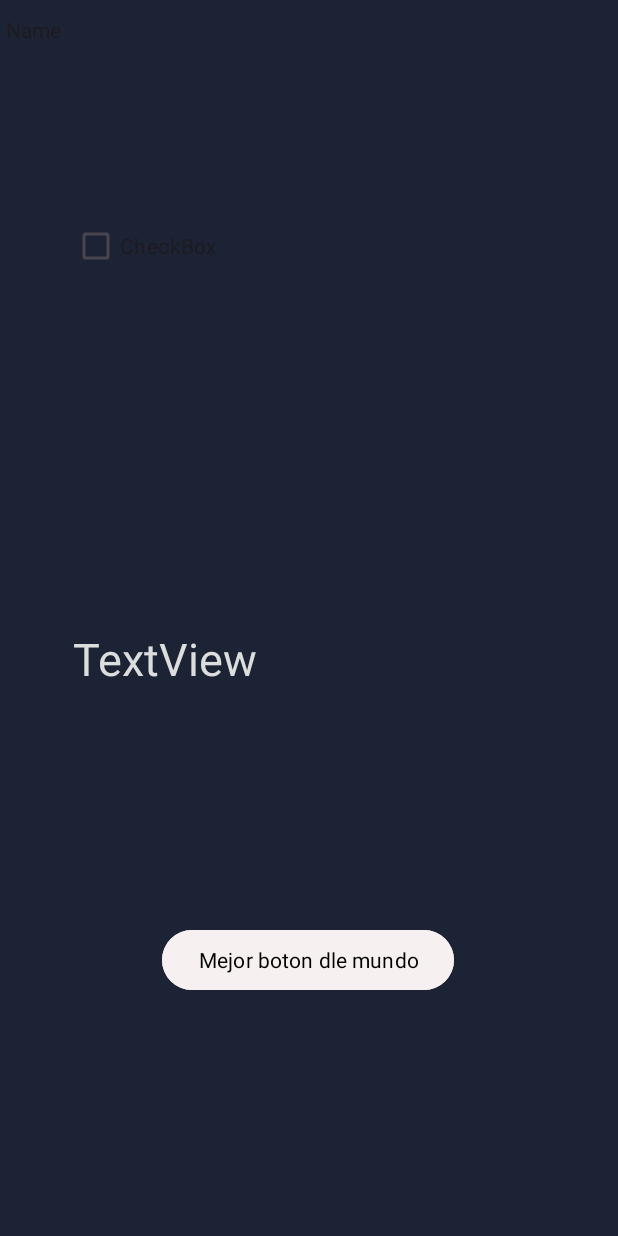
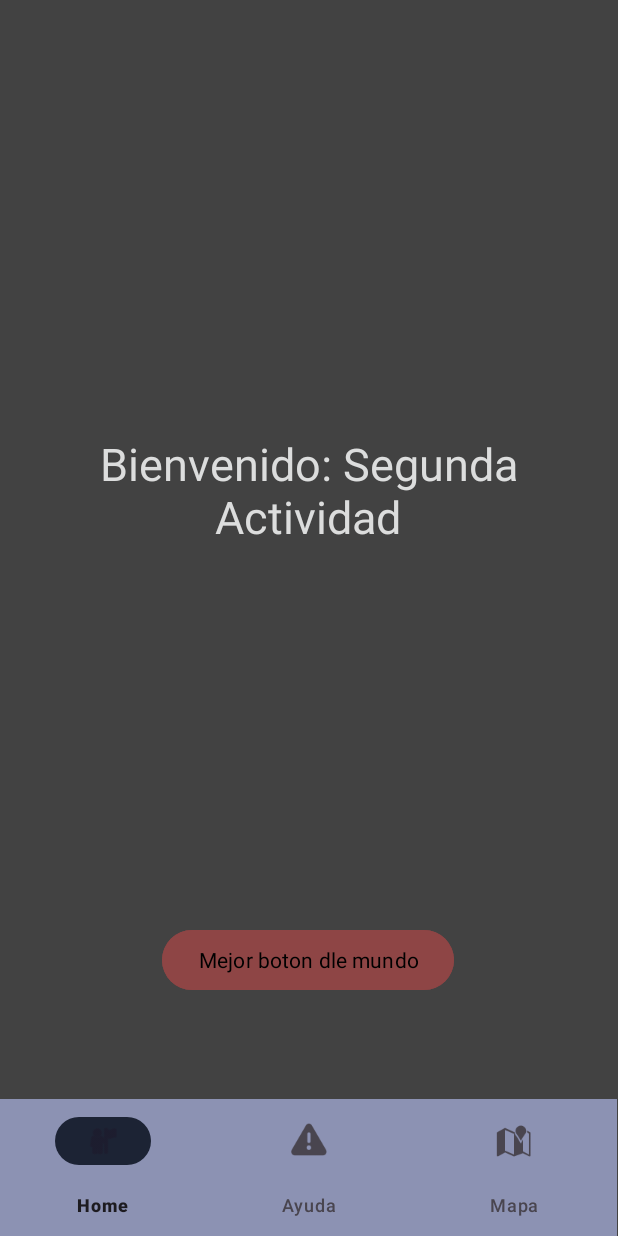
Before and after one commit to Maxximio/Dispositivos-Moviles, an Android app: the layout activity_main2.xml on its own in the app's theme, with its tools: preview values and no code run, on a phone screen of 412 x 824 dp. Run offline under Robolectric (Android 15) with nearby library versions, the phone set to English and light mode, and no system bars; Roboto replaces fonts that are not available here.

Commit message:
menu navigation

```diff
--- a/app/src/main/AndroidManifest.xml
+++ b/app/src/main/AndroidManifest.xml
@@ -13,12 +13,12 @@
         android:theme="@style/Theme.DispositivosMoviles"
         tools:targetApi="31">
         <activity
-            android:name=".ui.activities.PedidosActivity"
+            android:name=".ui.activities.MainActivity2"
             android:exported="true" />
 
 
         <activity
-            android:name=".ui.activities.MainActivity2"
+            android:name=".ui.activities.PedidosActivity"
             android:exported="false" />
         <activity
             android:name=".ui.activities.MainActivity"
--- a/app/src/main/java/com/exam/dispositivosmoviles/ui/activities/MainActivity2.kt
+++ b/app/src/main/java/com/exam/dispositivosmoviles/ui/activities/MainActivity2.kt
@@ -6,6 +6,7 @@ import android.os.Bundle
 import android.util.Log
 import com.exam.dispositivosmoviles.R
 import com.exam.dispositivosmoviles.databinding.ActivityMain2Binding
+import com.google.android.material.snackbar.Snackbar
 
 
 class MainActivity2 : AppCompatActivity() {
@@ -21,13 +22,13 @@ class MainActivity2 : AppCompatActivity() {
     override fun onStart() {
         super.onStart()
 
-        intent.extras.let {
+       /* intent.extras.let {
              var name  = it?.getString("var1")
 //            var name = it.getString("var1")
             Log.d("UCE", "${name} - INTRODUZCA NOMBRE")
 //            var number = it?.getInt("var2")
             binding.respuesta.text = "Bienvenido: " + name.toString()
-        }
+        }*/
 
         Log.d("UCE", "Entrando a Start")
         initClass()
@@ -46,8 +47,36 @@ class MainActivity2 : AppCompatActivity() {
             startActivity(intent)
         }
 
+        binding.bottomNavigation.setOnItemSelectedListener {item ->
+            when(item.itemId) {
+                R.id.item_1 -> {
+                    var suma: Int=0
+
+                    for (i in listOf(1,2,3)){
+                        suma+=1
+                    }
+
+                    Snackbar.make(binding.respuesta,"La suma es: ${suma}",Snackbar.LENGTH_LONG).show()
+                    // Respond to navigation item 1 reselection
+                    true
+                }
+                R.id.item_2 -> {
+                    // Respond to navigation item 2 reselection
+                    Snackbar.make(binding.respuesta,"Entramos a ayuda",Snackbar.LENGTH_LONG).show()
+                    true
+
+                }
+                R.id.item_3 -> {
+                    // Respond to navigation item 2 reselection
+                    Snackbar.make(binding.respuesta,"Entramos a mapa",Snackbar.LENGTH_LONG).show()
+                    true
+                }
+                else -> false
+            }
+        }
 
     }
+
 
 
 
--- a/app/src/main/res/layout/activity_main2.xml
+++ b/app/src/main/res/layout/activity_main2.xml
@@ -4,17 +4,9 @@
     xmlns:tools="http://schemas.android.com/tools"
     android:layout_width="match_parent"
     android:layout_height="match_parent"
+    android:background="#26A69A"
+    android:backgroundTint="#424242"
     tools:context=".ui.activities.MainActivity2">
-
-    <CheckBox
-        android:id="@+id/checkBox"
-        android:layout_width="wrap_content"
-        android:layout_height="wrap_content"
-        android:layout_marginStart="48dp"
-        android:layout_marginTop="100dp"
-        android:text="CheckBox"
-        app:layout_constraintStart_toStartOf="parent"
-        app:layout_constraintTop_toBottomOf="@+id/editTextText" />
 
     <!--        android: = "center"-->
 
@@ -25,25 +17,19 @@
         android:layout_width="314dp"
         android:layout_height="141dp"
         android:layout_marginBottom="56dp"
-        android:text="TextView"
+        android:backgroundTint="#476573"
+        android:paddingHorizontal="20px"
+        android:paddingTop="100px"
+        android:text="Bienvenido: Segunda Actividad"
+        android:textAlignment="center"
+        android:textColorHighlight="#FFFFFF"
         android:textSize="30sp"
         app:layout_constraintBottom_toTopOf="@+id/button2"
         app:layout_constraintEnd_toEndOf="parent"
         app:layout_constraintHorizontal_bias="0.494"
         app:layout_constraintStart_toStartOf="parent"
         app:layout_constraintTop_toTopOf="parent"
-        app:layout_constraintVertical_bias="1.0" />
-
-
-    <EditText
-        android:id="@+id/editTextText"
-        android:layout_width="wrap_content"
-        android:layout_height="wrap_content"
-        android:ems="10"
-        android:inputType="text"
-        android:text="Name"
-        app:layout_constraintStart_toStartOf="parent"
-        app:layout_constraintTop_toTopOf="parent" />
+        app:layout_constraintVertical_bias="0.53" />
 
     <androidx.constraintlayout.widget.Guideline
         android:id="@+id/guideline"
@@ -64,11 +50,25 @@
         android:layout_width="wrap_content"
         android:layout_height="wrap_content"
         android:layout_marginBottom="160dp"
-        android:backgroundTint="#F6F0F0"
+        android:backgroundTint="#8E4545"
         android:text="Mejor boton dle mundo"
         android:textColor="#000000"
         app:layout_constraintBottom_toBottomOf="parent"
         app:layout_constraintEnd_toEndOf="parent"
         app:layout_constraintHorizontal_bias="0.497"
         app:layout_constraintStart_toStartOf="parent" />
+
+
+    <com.google.android.material.bottomnavigation.BottomNavigationView
+        android:id="@+id/bottom_navigation"
+        android:layout_width="411dp"
+        android:layout_height="91dp"
+        android:background="#8C92B3"
+        app:layout_constraintBottom_toBottomOf="parent"
+        app:layout_constraintTop_toBottomOf="@+id/button2"
+        app:layout_constraintVertical_bias="1.0"
+        app:menu="@menu/bottom_navigation_menu"
+        tools:layout_editor_absoluteX="0dp"
+        tools:ignore="MissingConstraints" />
+
 </androidx.constraintlayout.widget.ConstraintLayout>
--- /dev/null
+++ b/app/src/main/res/menu/bottom_navigation_menu.xml
@@ -0,0 +1,24 @@
+<?xml version="1.0" encoding="utf-8"?>
+<menu xmlns:android="http://schemas.android.com/apk/res/android">
+
+    <item
+        android:id="@+id/item_1"
+        android:enabled="true"
+        android:icon="@android:drawable/ic_menu_myplaces"
+        android:iconTint="#FDFDFD"
+        android:title="@string/home" />
+
+    <item
+        android:id="@+id/item_2"
+        android:enabled="true"
+        android:icon="@android:drawable/ic_dialog_alert"
+        android:iconTint="#FFFFFF"
+        android:title="@string/ayuda" />
+
+    <item
+        android:id="@+id/item_3"
+        android:icon="@android:drawable/ic_dialog_map"
+        android:title="@string/mapa"
+        android:visible="true" />
+
+</menu>
--- a/app/src/main/res/values/strings.xml
+++ b/app/src/main/res/values/strings.xml
@@ -2,4 +2,7 @@
     <string name="app_name">Dispositivos Moviles</string>
     <string name="name_banner">Fast and Delicious Food</string>
     <string name="button">Cancelar</string>
+    <string name="ayuda">Ayuda</string>
+    <string name="mapa">Mapa</string>
+    <string name="home">Home</string>
 </resources>
```
